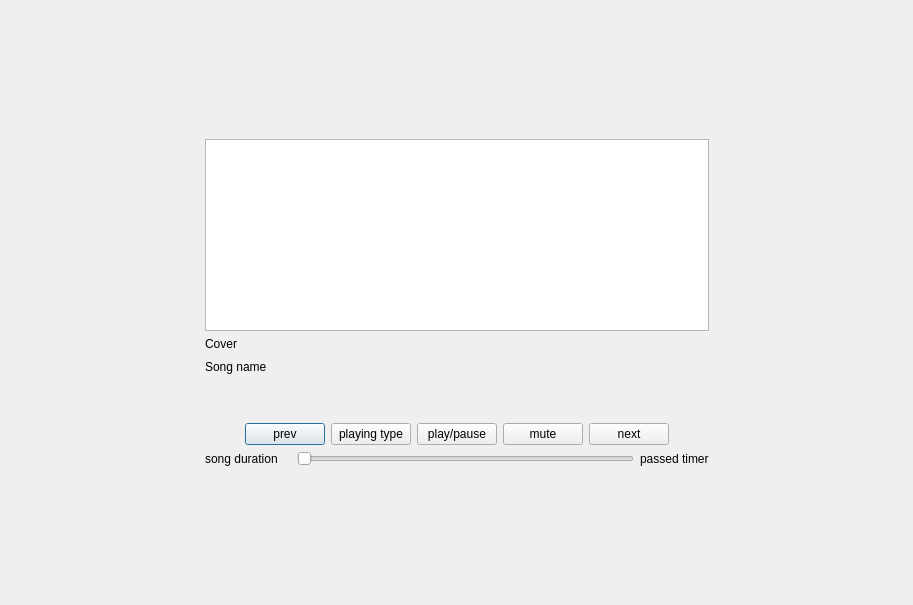
Qt form ui/musicplayerview.ui (Avesta85/JukeBox) before a commit.
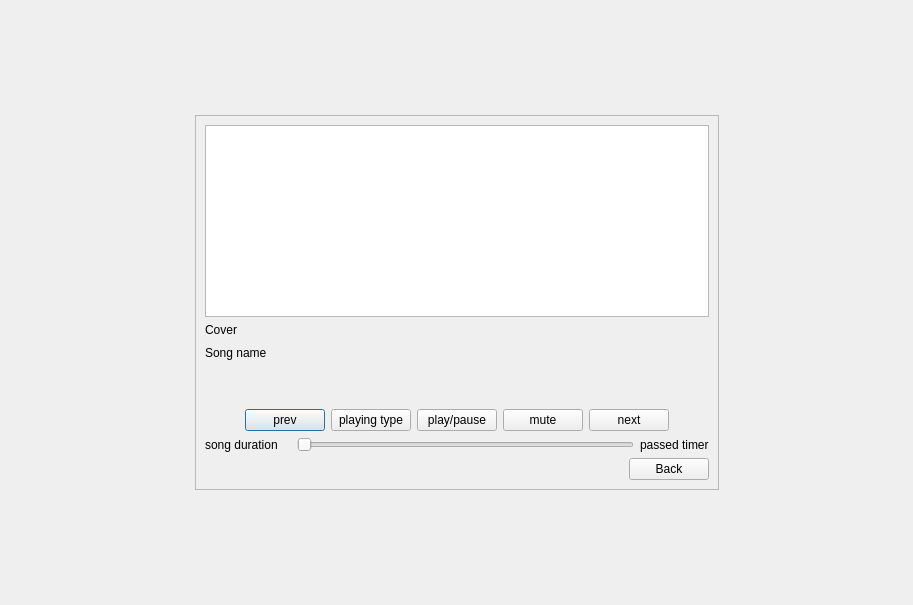
The same form after that commit.

Commit message: adding back botton to ui

The edit to the form file:
```diff
--- a/ui/musicplayerview.ui
+++ b/ui/musicplayerview.ui
@@ -13,7 +13,7 @@
   <property name="windowTitle">
    <string>Dialog</string>
   </property>
-  <layout class="QGridLayout" name="gridLayout">
+  <layout class="QGridLayout" name="gridLayout_2">
    <item row="1" column="0">
     <spacer name="horizontalSpacer_4">
      <property name="orientation">
@@ -27,20 +27,21 @@
      </property>
     </spacer>
    </item>
-   <item row="3" column="1">
-    <spacer name="verticalSpacer_2">
-     <property name="orientation">
-      <enum>Qt::Orientation::Vertical</enum>
+   <item row="1" column="1" rowspan="2" colspan="2">
+    <widget class="QFrame" name="frame">
+     <property name="frameShape">
+      <enum>QFrame::Shape::StyledPanel</enum>
      </property>
-     <property name="sizeHint" stdset="0">
-      <size>
-       <width>20</width>
-       <height>40</height>
-      </size>
+     <property name="frameShadow">
+      <enum>QFrame::Shadow::Raised</enum>
      </property>
-    </spacer>
-   </item>
-   <item row="2" column="1">
+     <layout class="QGridLayout" name="gridLayout">
+      <item row="0" column="0">
+       <layout class="QVBoxLayout" name="verticalLayout_4">
+        <item>
+         <widget class="QTableWidget" name="tableWidget_listOfsonges"/>
+        </item>
+        <item>
     <layout class="QVBoxLayout" name="verticalLayout_3">
      <item>
       <layout class="QVBoxLayout" name="verticalLayout">
@@ -196,23 +197,36 @@
      </item>
     </layout>
    </item>
-   <item row="1" column="1">
-    <widget class="QTableWidget" name="tableWidget_listOfsonges"/>
-   </item>
-   <item row="0" column="1">
-    <spacer name="verticalSpacer_3">
+       </layout>
+      </item>
+      <item row="1" column="0">
+       <layout class="QHBoxLayout" name="horizontalLayout_4">
+        <item>
+         <spacer name="horizontalSpacer_6">
      <property name="orientation">
-      <enum>Qt::Orientation::Vertical</enum>
+           <enum>Qt::Orientation::Horizontal</enum>
      </property>
      <property name="sizeHint" stdset="0">
       <size>
-       <width>20</width>
-       <height>40</height>
+            <width>40</width>
+            <height>20</height>
       </size>
      </property>
     </spacer>
    </item>
-   <item row="1" column="2">
+        <item>
+         <widget class="QPushButton" name="pushButton_2">
+          <property name="text">
+           <string>Back</string>
+          </property>
+         </widget>
+        </item>
+       </layout>
+      </item>
+     </layout>
+    </widget>
+   </item>
+   <item row="2" column="3">
     <spacer name="horizontalSpacer_5">
      <property name="orientation">
       <enum>Qt::Orientation::Horizontal</enum>
@@ -225,6 +239,32 @@
      </property>
     </spacer>
    </item>
+   <item row="3" column="1">
+    <spacer name="verticalSpacer_2">
+     <property name="orientation">
+      <enum>Qt::Orientation::Vertical</enum>
+     </property>
+     <property name="sizeHint" stdset="0">
+      <size>
+       <width>20</width>
+       <height>40</height>
+      </size>
+     </property>
+    </spacer>
+   </item>
+   <item row="0" column="2">
+    <spacer name="verticalSpacer_3">
+     <property name="orientation">
+      <enum>Qt::Orientation::Vertical</enum>
+     </property>
+     <property name="sizeHint" stdset="0">
+      <size>
+       <width>20</width>
+       <height>40</height>
+      </size>
+     </property>
+    </spacer>
+   </item>
   </layout>
  </widget>
  <resources/>
```
Lines whose indentation alone changed are shown as unchanged. The commit also changes 7 other files.
